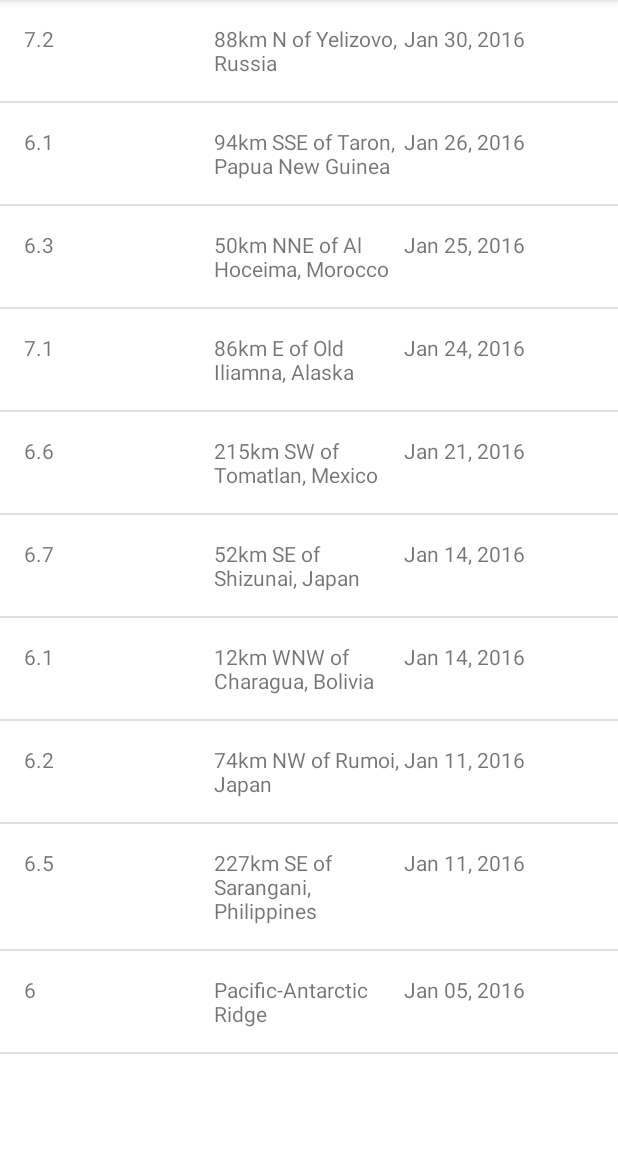
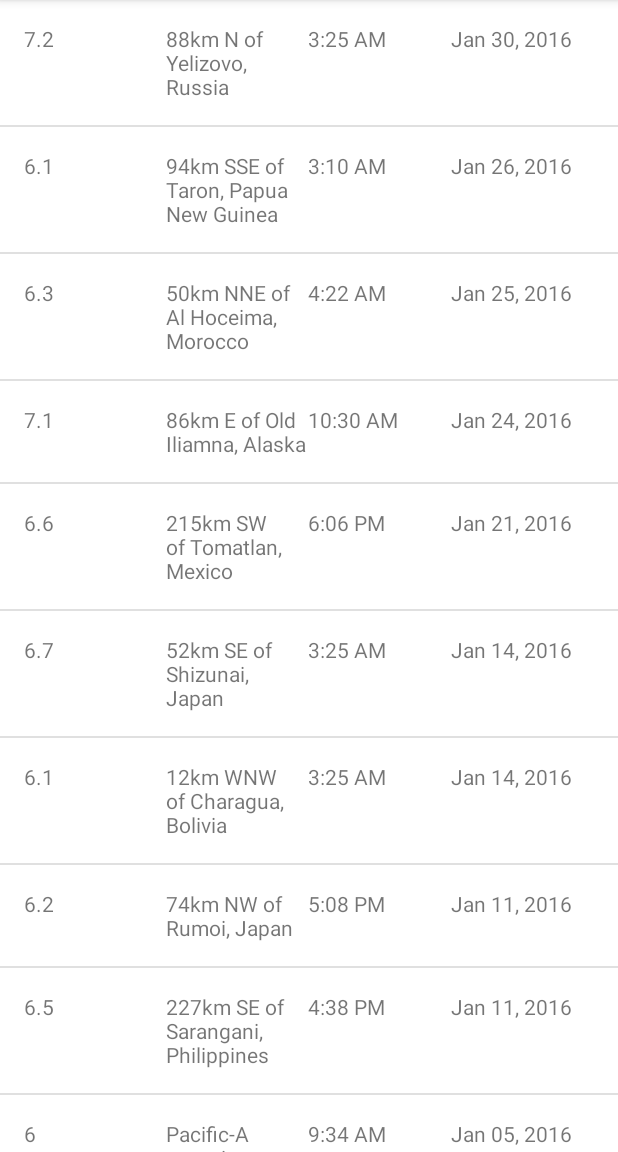
Before and after one commit to baothi250501/Android-App-Udacity-Project, an Android app: the screen it shows after launch (MainActivity), on a phone screen of 412 x 824 dp, the part 84-1236 px from its top. Run offline under Robolectric (Android 15) with nearby library versions, the phone set to English and light mode, and no system bars.

Commit message:
Update JSON Parsing - Add date view + change format date

```diff
--- a/EarthquakeReport/app/src/main/java/com/example/earthquakereport/EarthquakeAdapter.java
+++ b/EarthquakeReport/app/src/main/java/com/example/earthquakereport/EarthquakeAdapter.java
@@ -7,6 +7,8 @@ import android.view.ViewGroup;
 import android.widget.ArrayAdapter;
 import android.widget.TextView;
 
+import java.sql.Date;
+import java.text.SimpleDateFormat;
 import java.util.List;
 
 /*
@@ -52,14 +54,34 @@ public class EarthquakeAdapter extends ArrayAdapter<EarthquakeEvent> {
         // set this text on the location TextView
         locationView.setText(currentEarthquake.getmLocation());
 
+        //Create a new Date object from time in milliseconds of the earthquake
+        Date dateObject = new Date (currentEarthquake.getmTimeMilliseconds());
         // Find the TextView in the list_item.xml layout with the ID date
         TextView dateView = (TextView) listItemView.findViewById(R.id.date);
-        // Get the date from the current EarthquakeEvent object and
-        // set the text on the date TextView
-        dateView.setText(currentEarthquake.getmDate());
+        // Format the date string (i.e. "Mar 3, 1984")
+        String formattedDate = formatDate(dateObject);
+        // Display the date of the current earthquake in that TextView
+        dateView.setText(formattedDate);
+
+        // Find the TextView with view ID time
+        TextView timeView = (TextView) listItemView.findViewById(R.id.time);
+        // Format the time string (i.e. "4:30PM")
+        String formattedTime = formatTime(dateObject);
+        // Display the time of the current earthquake in that TextView
+        timeView.setText(formattedTime);
 
         // Return the whole list item layout (containing 3 TextViews)
         // so that it can be shown in the ListView
         return listItemView;
     }
+
+    private String formatTime(Date dateObject) {
+        SimpleDateFormat dateFormat = new SimpleDateFormat("LLL dd, yyyy");
+        return dateFormat.format(dateObject);
+    }
+
+    private String formatDate(Date dateObject) {
+        SimpleDateFormat timeFormat = new SimpleDateFormat("h:mm a");
+        return timeFormat.format(dateObject);
+    }
 }
--- a/EarthquakeReport/app/src/main/java/com/example/earthquakereport/EarthquakeEvent.java
+++ b/EarthquakeReport/app/src/main/java/com/example/earthquakereport/EarthquakeEvent.java
@@ -4,7 +4,7 @@ public class EarthquakeEvent {
 
     private String mMagnitude;
     private String mLocation;
-    private String mDate;
+    private long mTimeMilliseconds;
 
     /*
      * Create a new EarthquakeEvent object
@@ -13,17 +13,17 @@ public class EarthquakeEvent {
      * @param mLocation is the location of earthquake event
      * @param mDate is the date of earthquake event
      * */
-    public EarthquakeEvent(String magnitude, String location, String date){
+    public EarthquakeEvent(String magnitude, String location, long timeMilliseconds){
         mMagnitude = magnitude;
         mLocation = location;
-        mDate = date;
+        mTimeMilliseconds = timeMilliseconds;
     }
 
     /**
-     * Get the date of earthquake event
+     * Get the time of earthquake event
      */
-    public String getmDate() {
-        return mDate;
+    public long getmTimeMilliseconds() {
+        return mTimeMilliseconds;
     }
 
     /**
--- a/EarthquakeReport/app/src/main/java/com/example/earthquakereport/QueryUtils.java
+++ b/EarthquakeReport/app/src/main/java/com/example/earthquakereport/QueryUtils.java
@@ -71,13 +71,10 @@ public final class QueryUtils {
                 String location = properties.getString("place");
                 //Extract “time” for time
                 String time = properties.getString("time");
-                long timeNum = Long.parseLong(time);
-                Date dateObject = new Date (timeNum);
-                @SuppressLint("SimpleDateFormat") SimpleDateFormat dateFormatter = new SimpleDateFormat("MMM dd, yyyy");
-                String dateToDisplay = dateFormatter.format(dateObject);
+                long timeMilliseconds = Long.parseLong(time);
 
                 //Create Earthquake java object from magnitude, location, and time
-                EarthquakeEvent earthquakeEvent = new EarthquakeEvent(magnitude, location, dateToDisplay);
+                EarthquakeEvent earthquakeEvent = new EarthquakeEvent(magnitude, location, timeMilliseconds);
 
                 //Add earthquake to list of earthquakes
                 earthquakes.add(earthquakeEvent);
--- a/EarthquakeReport/app/src/main/res/layout/earthquake_list_item.xml
+++ b/EarthquakeReport/app/src/main/res/layout/earthquake_list_item.xml
@@ -27,4 +27,11 @@
         android:layout_weight="1"
         tools:text="Nov 12, 2021" />
 
+    <TextView
+        android:id="@+id/time"
+        android:layout_width="0dp"
+        android:layout_height="wrap_content"
+        android:layout_weight="1"
+        tools:text="3:00 PM" />
+
 </LinearLayout>
```
